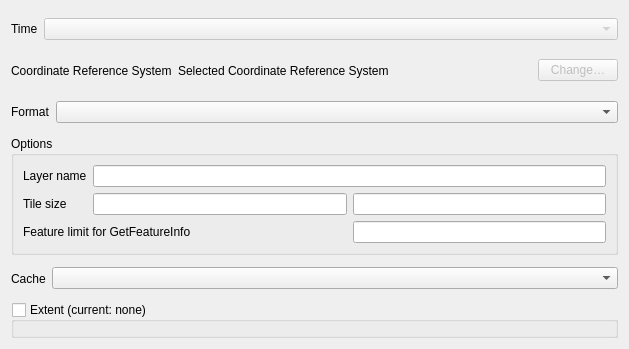
Above: src/ui/qgsowssourcewidgetbase.ui from qgis/QGIS before the change. Below: the same form after it.
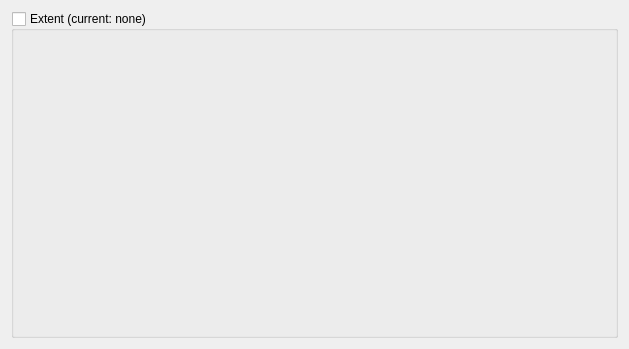
That is the form after the change. Custom widgets are drawn as their Qt base class.

Commit message: remove all other settings in the owssourcewidget, now using only the extent setting

The edit to the form file:
```diff
--- a/src/ui/qgsowssourcewidgetbase.ui
+++ b/src/ui/qgsowssourcewidgetbase.ui
@@ -14,228 +14,6 @@
    <string>XYZ Connection</string>
   </property>
   <layout class="QVBoxLayout" name="verticalLayout">
-   <item>
-    <widget class="QWidget" name="mTimeWidget" native="true">
-     <layout class="QHBoxLayout" name="horizontalLayout">
-      <property name="leftMargin">
-       <number>0</number>
-      </property>
-      <property name="topMargin">
-       <number>0</number>
-      </property>
-      <property name="rightMargin">
-       <number>0</number>
-      </property>
-      <property name="bottomMargin">
-       <number>0</number>
-      </property>
-      <item>
-       <widget class="QLabel" name="mTimeLabel">
-        <property name="text">
-         <string>Time</string>
-        </property>
-       </widget>
-      </item>
-      <item>
-       <widget class="QComboBox" name="mTimeComboBox">
-        <property name="enabled">
-         <bool>false</bool>
-        </property>
-        <property name="sizePolicy">
-         <sizepolicy hsizetype="Expanding" vsizetype="Fixed">
-          <horstretch>0</horstretch>
-          <verstretch>0</verstretch>
-         </sizepolicy>
-        </property>
-       </widget>
-      </item>
-     </layout>
-    </widget>
-   </item>
-   <item>
-    <widget class="QWidget" name="mCRSWidget" native="true">
-     <layout class="QHBoxLayout" name="horizontalLayout_2">
-      <property name="leftMargin">
-       <number>0</number>
-      </property>
-      <property name="topMargin">
-       <number>0</number>
-      </property>
-      <property name="rightMargin">
-       <number>0</number>
-      </property>
-      <property name="bottomMargin">
-       <number>0</number>
-      </property>
-      <item>
-       <widget class="QLabel" name="mCRSLabel">
-        <property name="text">
-         <string>Coordinate Reference System</string>
-        </property>
-       </widget>
-      </item>
-      <item>
-       <widget class="QLabel" name="mSelectedCRSLabel">
-        <property name="sizePolicy">
-         <sizepolicy hsizetype="Expanding" vsizetype="Preferred">
-          <horstretch>0</horstretch>
-          <verstretch>0</verstretch>
-         </sizepolicy>
-        </property>
-        <property name="text">
-         <string>Selected Coordinate Reference System</string>
-        </property>
-        <property name="buddy">
-         <cstring>mChangeCRSButton</cstring>
-        </property>
-       </widget>
-      </item>
-      <item>
-       <widget class="QPushButton" name="mChangeCRSButton">
-        <property name="enabled">
-         <bool>false</bool>
-        </property>
-        <property name="text">
-         <string>Change…</string>
-        </property>
-       </widget>
-      </item>
-     </layout>
-    </widget>
-   </item>
-   <item>
-    <widget class="QWidget" name="mFormatWidget" native="true">
-     <layout class="QHBoxLayout" name="horizontalLayout_6">
-      <property name="leftMargin">
-       <number>0</number>
-      </property>
-      <property name="topMargin">
-       <number>0</number>
-      </property>
-      <property name="rightMargin">
-       <number>0</number>
-      </property>
-      <property name="bottomMargin">
-       <number>0</number>
-      </property>
-      <item>
-       <widget class="QLabel" name="mFormatLabel">
-        <property name="text">
-         <string>Format</string>
-        </property>
-       </widget>
-      </item>
-      <item>
-       <widget class="QComboBox" name="mFormatComboBox">
-        <property name="sizePolicy">
-         <sizepolicy hsizetype="Expanding" vsizetype="Fixed">
-          <horstretch>0</horstretch>
-          <verstretch>0</verstretch>
-         </sizepolicy>
-        </property>
-       </widget>
-      </item>
-     </layout>
-    </widget>
-   </item>
-   <item>
-    <widget class="QGroupBox" name="mWMSGroupBox">
-     <property name="title">
-      <string>Options</string>
-     </property>
-     <layout class="QGridLayout">
-      <item row="1" column="1">
-       <widget class="QLineEdit" name="mTileWidthLineEdit"/>
-      </item>
-      <item row="1" column="0">
-       <widget class="QLabel" name="mTileSizeLabel">
-        <property name="text">
-         <string>Tile size</string>
-        </property>
-        <property name="buddy">
-         <cstring>mTileWidthLineEdit</cstring>
-        </property>
-       </widget>
-      </item>
-      <item row="0" column="1" colspan="2">
-       <widget class="QLineEdit" name="mLayerNameLineEdit"/>
-      </item>
-      <item row="1" column="2">
-       <widget class="QLineEdit" name="mTileHeightLineEdit"/>
-      </item>
-      <item row="3" column="2">
-       <widget class="QLineEdit" name="mFeatureCountLineEdit"/>
-      </item>
-      <item row="0" column="0">
-       <widget class="QLabel" name="mLayerNameLabel">
-        <property name="text">
-         <string>Layer name</string>
-        </property>
-        <property name="buddy">
-         <cstring>mLayerNameLineEdit</cstring>
-        </property>
-       </widget>
-      </item>
-      <item row="3" column="0" colspan="2">
-       <widget class="QLabel" name="mFeatureCountLabel">
-        <property name="text">
-         <string>Feature limit for GetFeatureInfo</string>
-        </property>
-        <property name="buddy">
-         <cstring>mFeatureCountLineEdit</cstring>
-        </property>
-       </widget>
-      </item>
-     </layout>
-    </widget>
-   </item>
-   <item>
-    <widget class="QWidget" name="mCacheWidget" native="true">
-     <layout class="QHBoxLayout" name="horizontalLayout_7">
-      <property name="leftMargin">
-       <number>0</number>
-      </property>
-      <property name="topMargin">
-       <number>0</number>
-      </property>
-      <property name="rightMargin">
-       <number>0</number>
-      </property>
-      <property name="bottomMargin">
-       <number>0</number>
-      </property>
-      <item>
-       <widget class="QLabel" name="mCacheLabel">
-        <property name="text">
-         <string>Cache</string>
-        </property>
-       </widget>
-      </item>
-      <item>
-       <widget class="QComboBox" name="mCacheComboBox">
-        <property name="sizePolicy">
-         <sizepolicy hsizetype="Expanding" vsizetype="Fixed">
-          <horstretch>0</horstretch>
-          <verstretch>0</verstretch>
-         </sizepolicy>
-        </property>
-        <property name="toolTip">
-         <string>Cache preference
-
-Always cache: load from cache, even if it expired
-
-Prefer cache: load from cache if available, otherwise load from network. Note that this can return possibly stale (but not expired) items from cache
-
-Prefer network: default value; load from the network if the cached entry is older than the network entry
-
-Always network: always load from network and do not check if the cache has a valid entry (similar to the &quot;Reload&quot; feature in browsers)
-</string>
-        </property>
-       </widget>
-      </item>
-     </layout>
-    </widget>
-   </item>
    <item>
     <widget class="QWidget" name="mSpatialExtentBoxWidget" native="true">
      <layout class="QVBoxLayout" name="verticalLayout_2">
```
The commit also changes 1 other file.
